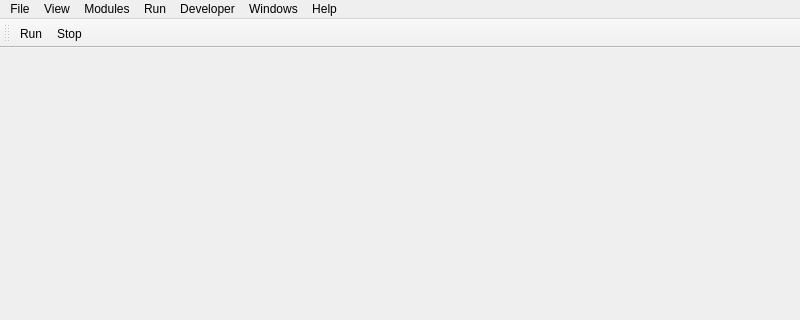
XcluDev/Xclu, file Xclu-src/host/mainwindow.ui: the form before one commit; both pictures show x 0 to 800 and y 0 to 320 of the 800 by 600 pixel window.
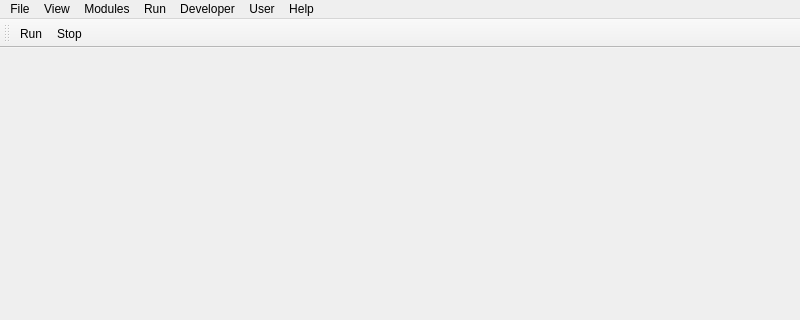
The form after the commit. Icons and pictures are not drawn.

```diff
--- a/Xclu-src/host/mainwindow.ui
+++ b/Xclu-src/host/mainwindow.ui
@@ -20,7 +20,7 @@
      <x>0</x>
      <y>0</y>
      <width>800</width>
-     <height>26</height>
+     <height>25</height>
     </rect>
    </property>
    <widget class="QMenu" name="menuFile">
@@ -76,9 +76,9 @@
     </property>
     <addaction name="actionShow_Component_Names"/>
    </widget>
-   <widget class="QMenu" name="menuWindows">
+   <widget class="QMenu" name="menuUser">
     <property name="title">
-     <string>Windows</string>
+     <string>User</string>
     </property>
     <addaction name="actionLinks_Editor"/>
    </widget>
@@ -87,7 +87,7 @@
    <addaction name="menuProject"/>
    <addaction name="menuRun"/>
    <addaction name="menuDeveloper"/>
-   <addaction name="menuWindows"/>
+   <addaction name="menuUser"/>
    <addaction name="menuHelp"/>
   </widget>
   <widget class="QStatusBar" name="statusbar"/>
```
Left out of the diff: 6 changed lines with no effect on the pictures.
